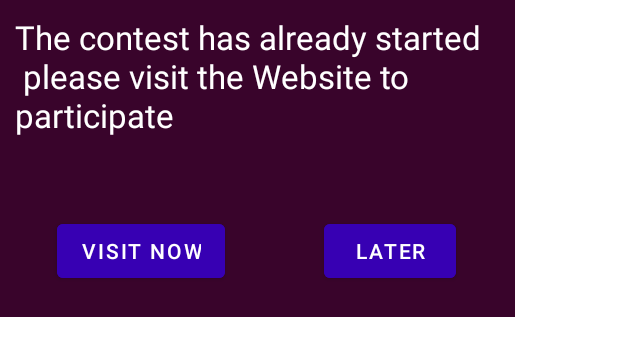
After one commit to subhojit17/Timeline, an Android app: the layout alert_dialog.xml on its own in the app's theme, with its tools: preview values and no code run, on a phone screen of 412 x 824 dp. The commit adds this screen. Shown: the top 356 px of the screen. Run offline under Robolectric (Android 15) with nearby library versions, the phone set to English and light mode, and no system bars; network calls fail.

Commit message:
updated UI design with alert

```diff
--- a/app/src/main/res/layout/activity_main2.xml
+++ b/app/src/main/res/layout/activity_main2.xml
@@ -77,7 +77,8 @@
             app:layout_constraintHorizontal_bias="0.0"
             app:layout_constraintStart_toStartOf="parent"
             app:layout_constraintTop_toBottomOf="@+id/appBarLayout"
-            app:layout_constraintVertical_bias="0.0" />
+            app:layout_constraintVertical_bias="0.0"
+            android:focusableInTouchMode="true"/>
 
 
     </androidx.swiperefreshlayout.widget.SwipeRefreshLayout>
--- /dev/null
+++ b/app/src/main/res/layout/alert_dialog.xml
@@ -0,0 +1,48 @@
+<?xml version="1.0" encoding="utf-8"?>
+<androidx.constraintlayout.widget.ConstraintLayout xmlns:android="http://schemas.android.com/apk/res/android"
+    xmlns:app="http://schemas.android.com/apk/res-auto"
+    xmlns:tools="http://schemas.android.com/tools"
+    android:layout_width="wrap_content"
+    android:layout_height="wrap_content"
+    android:padding="10dp"
+    android:background="@color/purple_light">
+
+    <TextView
+        android:id="@+id/textView8"
+        android:layout_width="323dp"
+        android:layout_height="wrap_content"
+        android:layout_marginBottom="52dp"
+        android:text="@string/alert_message"
+        android:textColor="@color/white"
+        android:textSize="22dp"
+        app:layout_constraintBottom_toTopOf="@+id/visit"
+        app:layout_constraintEnd_toEndOf="parent"
+        app:layout_constraintHorizontal_bias="0.659"
+        app:layout_constraintStart_toStartOf="parent"
+        app:layout_constraintTop_toTopOf="parent"
+        app:layout_constraintVertical_bias="1.0" />
+
+    <Button
+        android:id="@+id/visit"
+        android:layout_width="wrap_content"
+        android:layout_height="wrap_content"
+        android:layout_marginStart="28dp"
+        android:backgroundTint="@color/purple_700"
+        android:text="@string/positive_button"
+        android:textColor="@color/white"
+        app:layout_constraintBottom_toBottomOf="@+id/later"
+        app:layout_constraintStart_toStartOf="parent" />
+
+    <Button
+        android:id="@+id/later"
+        android:layout_width="wrap_content"
+        android:layout_height="wrap_content"
+        android:layout_marginBottom="10dp"
+        android:backgroundTint="@color/purple_700"
+        android:text="@string/negative_button"
+        android:textColor="@color/white"
+        app:layout_constraintBottom_toBottomOf="parent"
+        app:layout_constraintEnd_toEndOf="parent"
+        app:layout_constraintHorizontal_bias="0.694"
+        app:layout_constraintStart_toEndOf="@+id/visit" />
+</androidx.constraintlayout.widget.ConstraintLayout>
--- a/app/src/main/res/values/strings.xml
+++ b/app/src/main/res/values/strings.xml
@@ -3,4 +3,8 @@
     <string name="name">CODERS CALENDER</string>
     <string name="set_reminder">Set Reminder</string>
     <string name="visit_site">Visit site</string>
+    <string name="alert_message">The contest has already started \n please visit the Website to participate</string>
+    <string name="positive_button">Visit Now</string>
+    <string name="negative_button">Later</string>
+    <string name="alert_title">Contest started!!</string>
 </resources>
--- a/app/src/main/res/values/themes.xml
+++ b/app/src/main/res/values/themes.xml
@@ -18,7 +18,7 @@
     </style>
     <!--    for main page-->
     <style name="Theme.CodersCalender2" parent="Theme.MaterialComponents.Light.NoActionBar">
-        <item name="colorPrimary">@color/white</item>
+        <item name="colorPrimary">@color/purple_700</item>
         <item name="colorPrimaryVariant">@color/purple_dark</item>
         <item name="colorOnPrimary">@color/black</item>
         <!-- Secondary brand color. -->
```
Also changed, not shown: app/src/main/java/com/example/subs/coderscalender/CustomAdpter.java (+36 -6 lines), app/src/main/res/layout/recycleelement.xml (+6 -3 lines).
